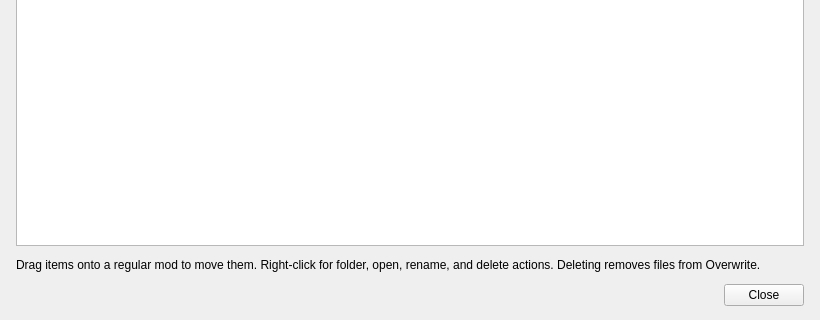
This is source/modorganizer/src/overwriteinfodialog.ui in ArialSenki/MO2-Revamped as Qt 5 draws it before an edit; both pictures show x 0 to 820 and y 240 to 560 of the 820 by 560 pixel window. The edited form follows.
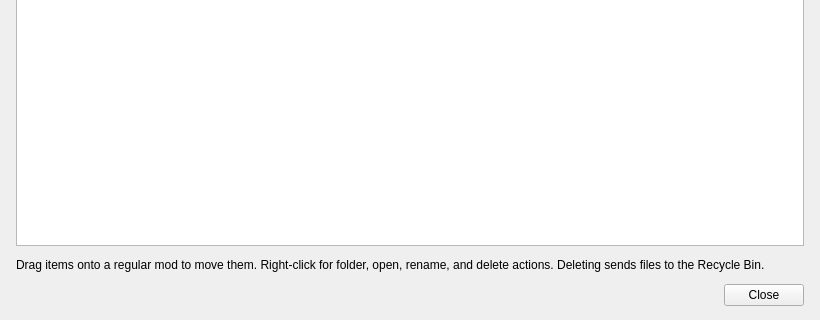
This is the edited form.

Commit message: Mod information and Overwrite: edits survive, deletes can be undone

Patch:
```diff
--- a/source/modorganizer/src/overwriteinfodialog.ui
+++ b/source/modorganizer/src/overwriteinfodialog.ui
@@ -122,7 +122,7 @@
    <item>
     <widget class="QLabel" name="overwriteContextHint">
      <property name="text">
-      <string>Drag items onto a regular mod to move them. Right-click for folder, open, rename, and delete actions. Deleting removes files from Overwrite.</string>
+      <string>Drag items onto a regular mod to move them. Right-click for folder, open, rename, and delete actions. Deleting sends files to the Recycle Bin.</string>
      </property>
      <property name="wordWrap">
       <bool>true</bool>
```
The commit also changes 27 other files.
